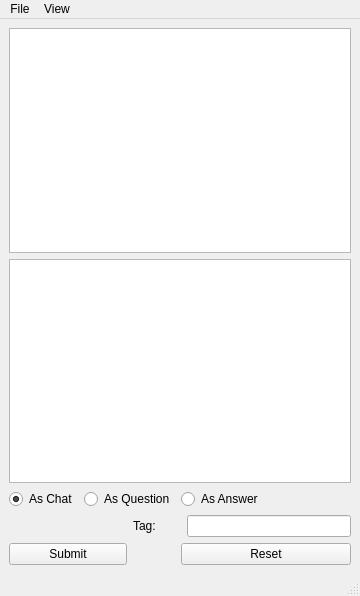
The window that TheApp/chat.ui (krishna0512/drf) describes before a commit, drawn with Qt 5.
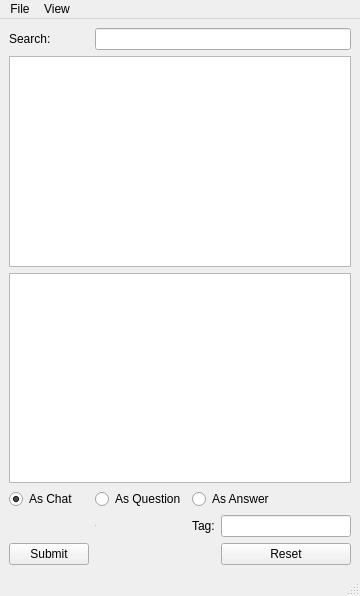
The same window after the commit.

Commit message: click on ques in chat complete

Diff of the .ui file:
```diff
--- a/TheApp/chat.ui
+++ b/TheApp/chat.ui
@@ -21,10 +21,41 @@
   </property>
   <widget class="QWidget" name="centralwidget">
    <layout class="QGridLayout" name="gridLayout">
-    <item row="0" column="0" colspan="5">
-     <widget class="QTextBrowser" name="textBrowser"/>
+    <item row="3" column="2" colspan="2">
+     <widget class="QRadioButton" name="isAns">
+      <property name="text">
+       <string>As Answer</string>
+      </property>
+     </widget>
     </item>
-    <item row="1" column="0" colspan="5">
+    <item row="4" column="1">
+     <widget class="QTextBrowser" name="testBrowser">
+      <property name="maximumSize">
+       <size>
+        <width>1</width>
+        <height>1</height>
+       </size>
+      </property>
+     </widget>
+    </item>
+    <item row="4" column="2">
+     <widget class="QLabel" name="tabLabel">
+      <property name="text">
+       <string>Tag:</string>
+      </property>
+      <property name="buddy">
+       <cstring>tagArea</cstring>
+      </property>
+     </widget>
+    </item>
+    <item row="3" column="1">
+     <widget class="QRadioButton" name="isQues">
+      <property name="text">
+       <string>As Question</string>
+      </property>
+     </widget>
+    </item>
+    <item row="2" column="0" colspan="4">
      <widget class="QTextEdit" name="textArea">
       <property name="html">
        <string>&lt;!DOCTYPE HTML PUBLIC &quot;-//W3C//DTD HTML 4.0//EN&quot; &quot;http://www.w3.org/TR/REC-html40/strict.dtd&quot;&gt;
@@ -35,7 +66,78 @@
       </property>
      </widget>
     </item>
-    <item row="2" column="0">
+    <item row="5" column="3">
+     <widget class="QPushButton" name="resetButton">
+      <property name="maximumSize">
+       <size>
+        <width>150</width>
+        <height>16777215</height>
+       </size>
+      </property>
+      <property name="baseSize">
+       <size>
+        <width>130</width>
+        <height>27</height>
+       </size>
+      </property>
+      <property name="text">
+       <string>Reset</string>
+      </property>
+     </widget>
+    </item>
+    <item row="4" column="3">
+     <widget class="QLineEdit" name="tagArea">
+      <property name="maximumSize">
+       <size>
+        <width>150</width>
+        <height>16777215</height>
+       </size>
+      </property>
+      <property name="baseSize">
+       <size>
+        <width>130</width>
+        <height>27</height>
+       </size>
+      </property>
+      <property name="maxLength">
+       <number>65000</number>
+      </property>
+     </widget>
+    </item>
+    <item row="0" column="0">
+     <widget class="QLabel" name="searchLabel">
+      <property name="maximumSize">
+       <size>
+        <width>100</width>
+        <height>30</height>
+       </size>
+      </property>
+      <property name="text">
+       <string>Search:</string>
+      </property>
+     </widget>
+    </item>
+    <item row="5" column="0">
+     <widget class="QPushButton" name="submitButton">
+      <property name="text">
+       <string>Submit</string>
+      </property>
+     </widget>
+    </item>
+    <item row="0" column="1" colspan="3">
+     <widget class="QLineEdit" name="searchArea">
+      <property name="maximumSize">
+       <size>
+        <width>300</width>
+        <height>30</height>
+       </size>
+      </property>
+     </widget>
+    </item>
+    <item row="1" column="0" colspan="4">
+     <widget class="QTextBrowser" name="textBrowser"/>
+    </item>
+    <item row="3" column="0">
      <widget class="QRadioButton" name="isChat">
       <property name="text">
        <string>As Chat</string>
@@ -45,47 +147,6 @@
       </property>
      </widget>
     </item>
-    <item row="2" column="1" colspan="2">
-     <widget class="QRadioButton" name="isQues">
-      <property name="text">
-       <string>As Question</string>
-      </property>
-     </widget>
-    </item>
-    <item row="2" column="3" colspan="2">
-     <widget class="QRadioButton" name="isAns">
-      <property name="text">
-       <string>As Answer</string>
-      </property>
-     </widget>
-    </item>
-    <item row="3" column="2" colspan="2">
-     <widget class="QLabel" name="label">
-      <property name="text">
-       <string>Tag:</string>
-      </property>
-      <property name="buddy">
-       <cstring>lineEdit</cstring>
-      </property>
-     </widget>
-    </item>
-    <item row="3" column="4">
-     <widget class="QLineEdit" name="lineEdit"/>
-    </item>
-    <item row="4" column="0" colspan="2">
-     <widget class="QPushButton" name="submitButton">
-      <property name="text">
-       <string>Submit</string>
-      </property>
-     </widget>
-    </item>
-    <item row="4" column="3" colspan="2">
-     <widget class="QPushButton" name="resetButton">
-      <property name="text">
-       <string>Reset</string>
-      </property>
-     </widget>
-    </item>
    </layout>
   </widget>
   <widget class="QMenuBar" name="menubar">
```
Left out of the diff: 1 changed line with no effect on the pictures. The commit also changes 23 other files.
